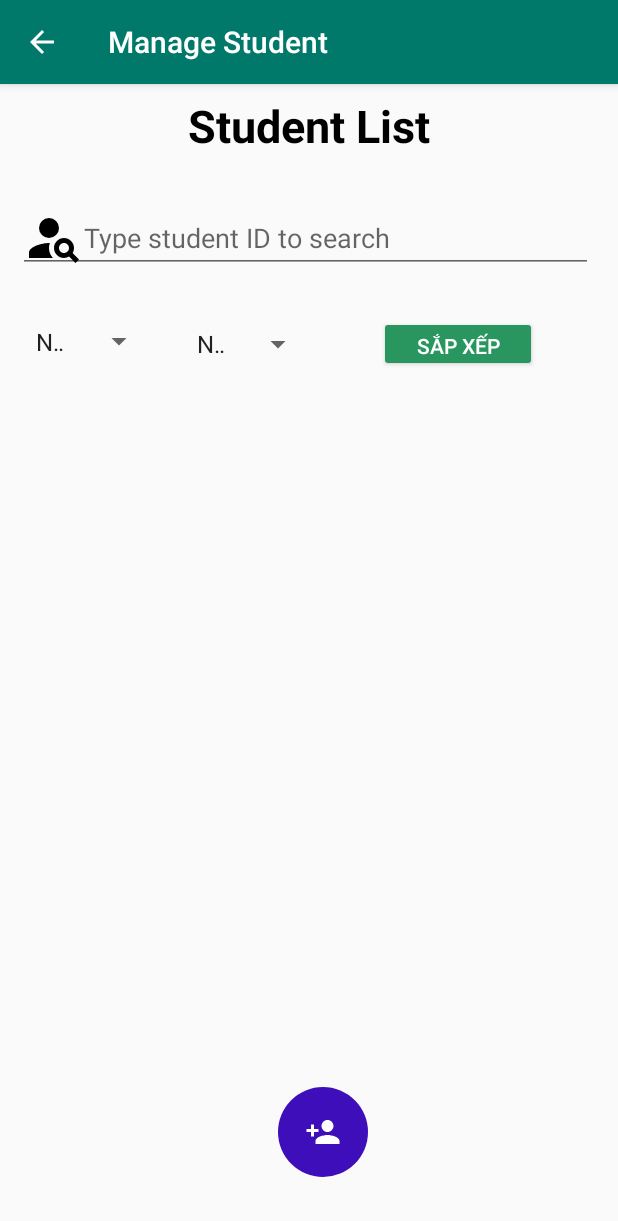
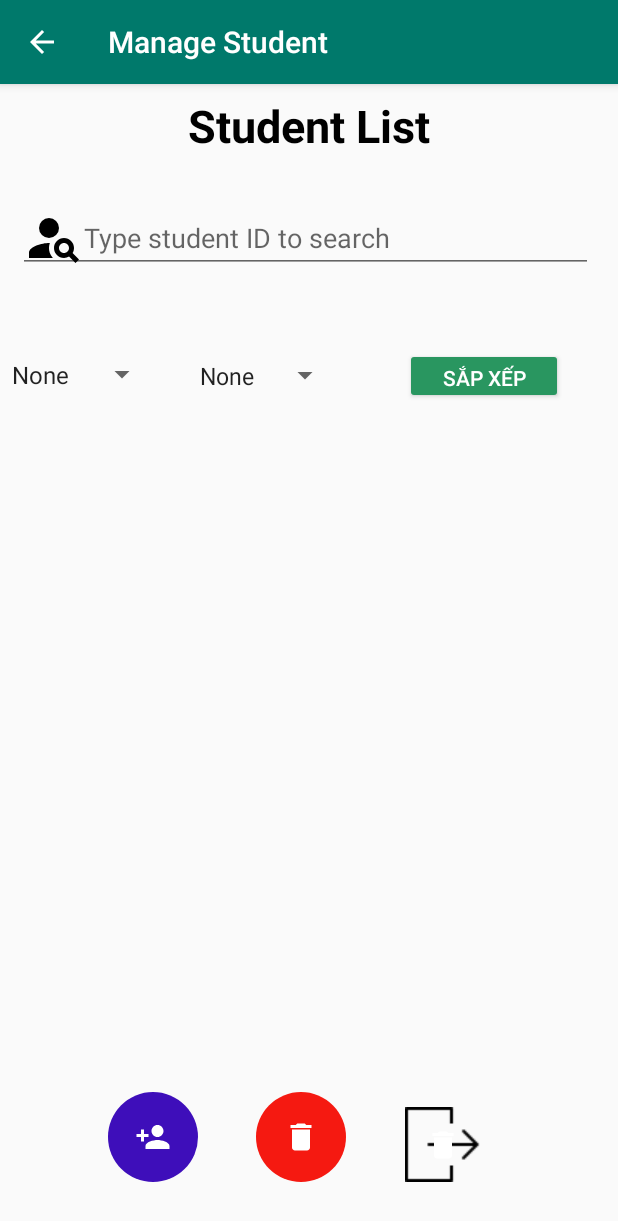
Before and after one commit to huwuxtins/StudentManagement, an Android app: the StudentList screen opened directly, with no data from a screen before it, on a phone screen of 412 x 824 dp. Shown: the top 1221 px of the screen. Run offline under Robolectric (Android 15) with nearby library versions, the phone set to English and light mode, and no system bars; our stand-ins replace Firebase (no records; nobody signed in at launch, a user with empty details on screens opened directly).

Commit message:
update student, certificate

```diff
--- a/app/src/main/res/layout/activity_student_list.xml
+++ b/app/src/main/res/layout/activity_student_list.xml
@@ -29,8 +29,8 @@
 
     <androidx.recyclerview.widget.RecyclerView
         android:id="@+id/recyclerview"
-        android:layout_width="396dp"
-        android:layout_height="325dp"
+        android:layout_width="398dp"
+        android:layout_height="269dp"
         android:layout_marginTop="32dp"
         app:layout_constraintEnd_toEndOf="parent"
         app:layout_constraintHorizontal_bias="0.461"
@@ -42,32 +42,62 @@
         android:id="@+id/imageButtonAddStudent"
         android:layout_width="wrap_content"
         android:layout_height="wrap_content"
+        android:layout_marginStart="72dp"
         android:layout_marginBottom="36dp"
         android:background="@drawable/button_add"
         android:src="@drawable/add_user"
         app:layout_constraintBottom_toBottomOf="parent"
-        app:layout_constraintEnd_toEndOf="parent"
-        app:layout_constraintHorizontal_bias="0.527"
         app:layout_constraintStart_toStartOf="parent"
         app:layout_constraintTop_toBottomOf="@+id/recyclerview"
-        app:layout_constraintVertical_bias="0.975"
+        app:layout_constraintVertical_bias="1.0"
+        tools:ignore="MissingConstraints">
+
+    </ImageButton>
+
+    <ImageButton
+        android:id="@+id/imageButtonDeleteStudent"
+        android:layout_width="wrap_content"
+        android:layout_height="wrap_content"
+        android:layout_marginEnd="176dp"
+        android:layout_marginBottom="36dp"
+        android:background="@drawable/btn_delete"
+        android:src="@drawable/baseline_delete_24"
+        app:layout_constraintBottom_toBottomOf="parent"
+        app:layout_constraintEnd_toEndOf="parent"
+        app:layout_constraintHorizontal_bias="0.873"
+        app:layout_constraintStart_toEndOf="@+id/imageButtonAddStudent"
+        app:layout_constraintTop_toTopOf="@+id/imageButtonAddStudent"
+        app:layout_constraintVertical_bias="0.0"
+        tools:ignore="MissingConstraints">
+
+    </ImageButton>
+
+    <ImageButton
+        android:id="@+id/img_export"
+        android:layout_width="wrap_content"
+        android:layout_height="wrap_content"
+        android:layout_marginEnd="92dp"
+        android:layout_marginBottom="36dp"
+        android:background="@drawable/icon_export"
+        android:src="@drawable/baseline_delete_24"
+        app:layout_constraintBottom_toBottomOf="parent"
+        app:layout_constraintEnd_toEndOf="parent"
         tools:ignore="MissingConstraints">
     </ImageButton>
 
     <Spinner
         android:id="@+id/attribute"
-        android:layout_width="87dp"
-        android:layout_height="35dp"
-        android:layout_marginStart="16dp"
-        android:layout_marginTop="28dp"
+        android:layout_width="105dp"
+        android:layout_height="39dp"
+        android:layout_marginTop="48dp"
         android:entries="@array/attribute"
         app:layout_constraintStart_toStartOf="parent"
         app:layout_constraintTop_toBottomOf="@+id/editTextText" />
 
     <Spinner
         android:id="@+id/typeSort"
-        android:layout_width="86dp"
-        android:layout_height="32dp"
+        android:layout_width="102dp"
+        android:layout_height="38dp"
         android:layout_marginStart="20dp"
         android:entries="@array/typeSort"
         app:layout_constraintBottom_toBottomOf="@+id/attribute"
```
